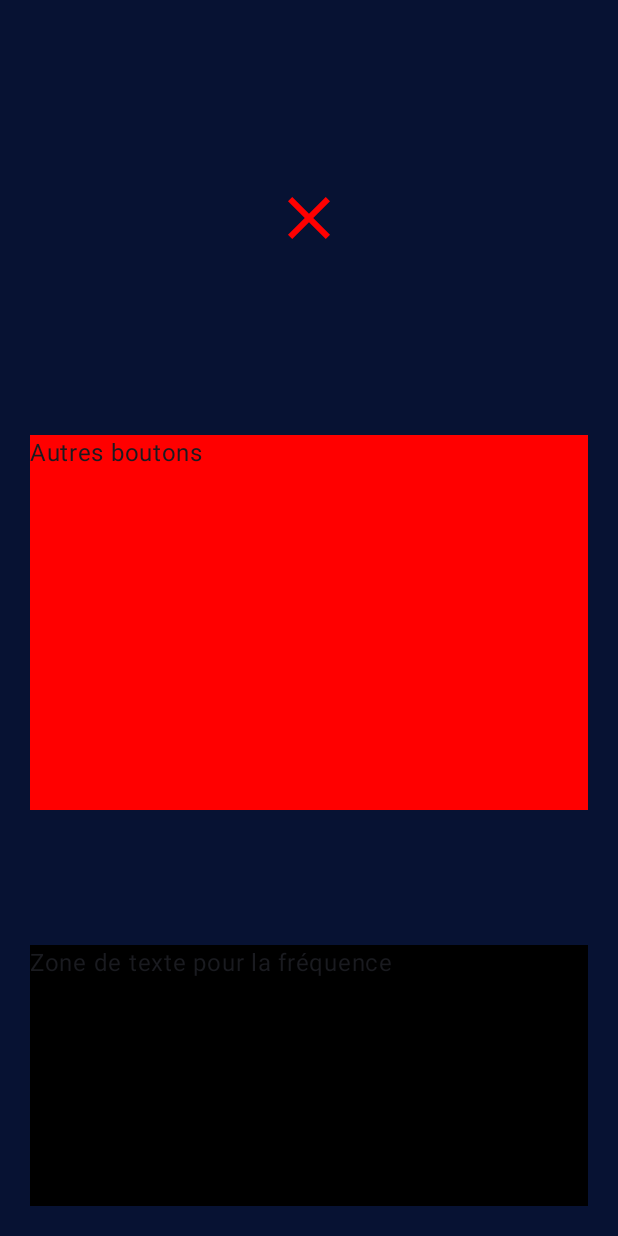
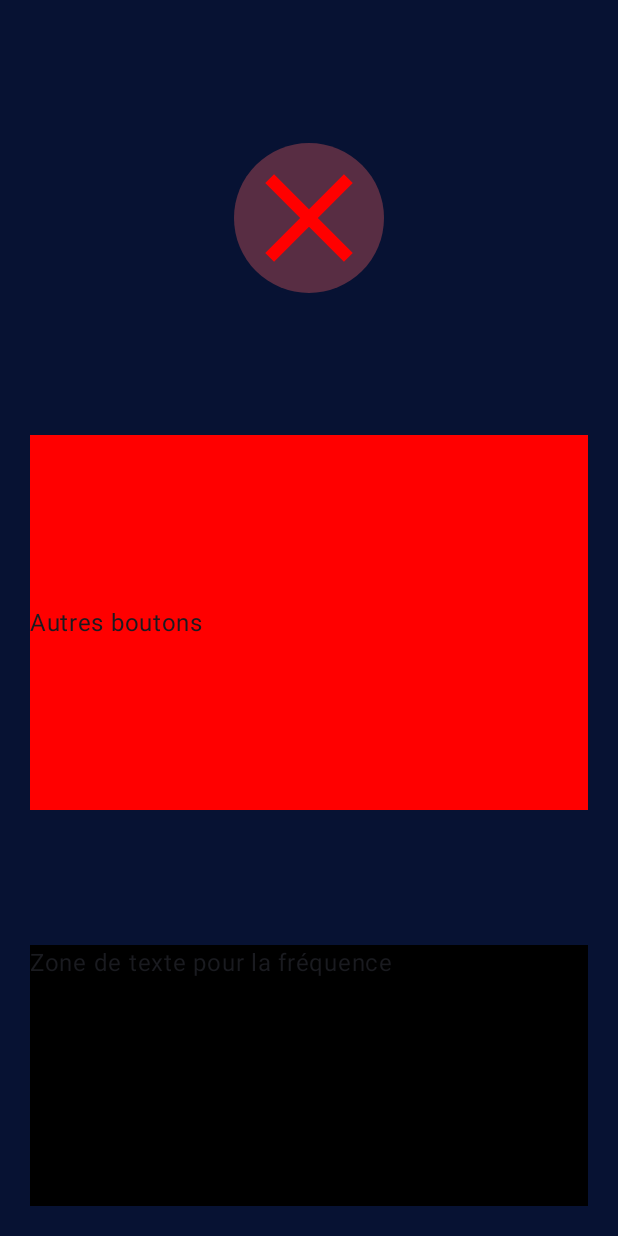
Before and after one commit to WilliamsLenkeu/TelecommandeUniversel, an Android app built with Jetpack Compose: the screen it shows after launch (MainActivity), after a tap on "Play", on a phone screen of 412 x 824 dp. Run offline under Robolectric (Android 15) with nearby library versions, the phone set to English and light mode, and no system bars.

Commit message:
Update du bouton allumer/arret

```diff
--- a/app/src/main/java/com/learn/telecommandeuniversel/HomeScreen.kt
+++ b/app/src/main/java/com/learn/telecommandeuniversel/HomeScreen.kt
@@ -2,27 +2,10 @@ package com.learn.telecommandeuniversel
 
 import androidx.compose.foundation.background
 import androidx.compose.foundation.layout.*
-import androidx.compose.foundation.shape.CircleShape
-import androidx.compose.material.icons.Icons
-import androidx.compose.material.icons.filled.Clear
-import androidx.compose.material.icons.filled.ExitToApp
-import androidx.compose.material.icons.sharp.Check
-import androidx.compose.material.icons.sharp.Close
-import androidx.compose.material.icons.sharp.PlayArrow
 import androidx.compose.material3.Text
-import androidx.compose.material3.Button
-import androidx.compose.material3.ButtonDefaults
-import androidx.compose.material3.Icon
-import androidx.compose.material3.IconButton
 import androidx.compose.runtime.Composable
-import androidx.compose.runtime.CompositionLocalProvider
-import androidx.compose.runtime.getValue
-import androidx.compose.runtime.mutableStateOf
-import androidx.compose.runtime.remember
-import androidx.compose.runtime.setValue
 import androidx.compose.ui.Alignment
 import androidx.compose.ui.Modifier
-import androidx.compose.ui.draw.clip
 import androidx.compose.ui.graphics.Color
 import androidx.compose.ui.unit.dp
 import com.learn.telecommandeuniversel.ui.theme.background
@@ -52,7 +35,8 @@ fun HomeScreen(){
                 .fillMaxWidth()
                 .height(270.dp)
                 .padding(10.dp)
-                .background(Color.Red)
+                .background(Color.Red),
+            verticalAlignment = Alignment.CenterVertically,
         ) {
             Text(text = "Autres boutons")
         }
@@ -67,34 +51,3 @@ fun HomeScreen(){
         }
     }
 }
-
-@Composable
-fun MyPowerButton() {
-    var isClicked by remember { mutableStateOf(false) }
-
-    IconButton(
-        onClick = { isClicked = !isClicked },
-        modifier = Modifier
-            .padding(8.dp)
-            .size(150.dp)
-            .clip(CircleShape)
-            .width(300.dp)
-            .height(300.dp)
-    ) {
-        if (isClicked) {
-            Icon(
-                Icons.Sharp.Close,
-                contentDescription = "Stop",
-                modifier = Modifier.size(48.dp),
-                tint = Color.Red
-            )
-        } else {
-            Icon(
-                Icons.Sharp.Check,
-                contentDescription = "Play",
-                modifier = Modifier.size(48.dp),
-                tint = Color.Green
-            )
-        }
-    }
-}
--- /dev/null
+++ b/app/src/main/java/com/learn/telecommandeuniversel/MyButton.kt
@@ -0,0 +1,60 @@
+package com.learn.telecommandeuniversel
+
+import androidx.compose.foundation.background
+import androidx.compose.foundation.layout.height
+import androidx.compose.foundation.layout.padding
+import androidx.compose.foundation.layout.size
+import androidx.compose.foundation.layout.width
+import androidx.compose.foundation.shape.CircleShape
+import androidx.compose.material.icons.Icons
+import androidx.compose.material.icons.sharp.Check
+import androidx.compose.material.icons.sharp.Close
+import androidx.compose.material3.Icon
+import androidx.compose.material3.IconButton
+import androidx.compose.runtime.Composable
+import androidx.compose.runtime.getValue
+import androidx.compose.runtime.mutableStateOf
+import androidx.compose.runtime.remember
+import androidx.compose.runtime.setValue
+import androidx.compose.ui.Modifier
+import androidx.compose.ui.draw.clip
+import androidx.compose.ui.graphics.Color
+import androidx.compose.ui.unit.dp
+
+@Composable
+fun MyPowerButton() {
+    var isClicked by remember { mutableStateOf(false) }
+
+    IconButton(
+        onClick = { isClicked = !isClicked },
+        modifier = Modifier
+            .padding(8.dp)
+            .size(150.dp)
+            .clip(CircleShape)
+            .width(300.dp)
+            .height(300.dp)
+    ) {
+        if (isClicked) {
+            Icon(
+                Icons.Sharp.Close,
+                contentDescription = "Stop",
+                modifier = Modifier
+                    .size(100.dp)
+                    .clip(CircleShape)
+                    .background(Color(0x54FA6464)),
+                tint = Color.Red
+            )
+        } else {
+            Icon(
+                Icons.Sharp.Check,
+                contentDescription = "Play",
+                modifier = Modifier
+                    .size(100.dp)
+                    .clip(CircleShape)
+                    .background(Color(0x5485FA64)),
+                tint = Color.Green
+            )
+        }
+
+    }
+}
```
